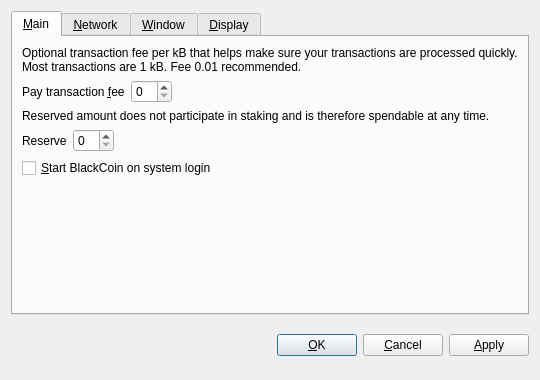
bogatyrov/valorbit, file src/qt/forms/optionsdialog.ui: the form before one commit.
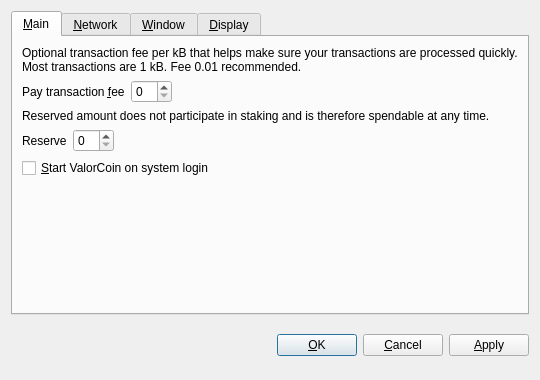
The form after the commit. Custom widgets are drawn as their Qt base class.

Commit message: Initial coin morphing

Patch:
```diff
--- a/src/qt/forms/optionsdialog.ui
+++ b/src/qt/forms/optionsdialog.ui
@@ -128,7 +128,7 @@
           <string>Automatically start BlackCoin after logging in to the system.</string>
          </property>
          <property name="text">
-          <string>&amp;Start BlackCoin on system login</string>
+          <string>&amp;Start ValorCoin on system login</string>
          </property>
         </widget>
        </item>
```
Left out of the diff: 8 changed lines with no effect on the pictures. The commit also changes 114 other files.
